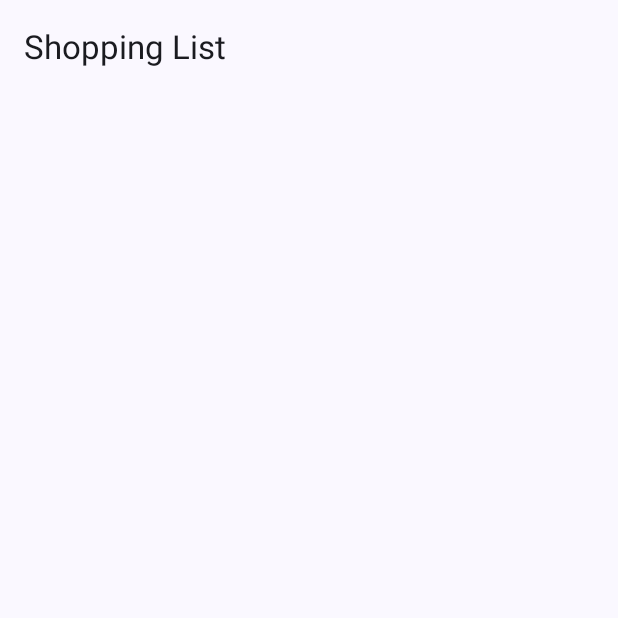
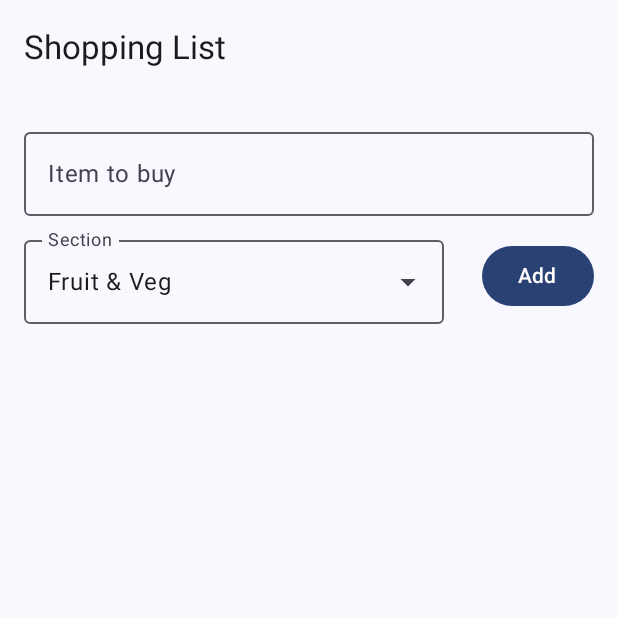
Before and after one commit to gen-la/tobuylistapp, an Android app built with Jetpack Compose: the screen it shows after launch (MainActivity), on a phone screen of 412 x 824 dp, the top half of it. Run offline under Robolectric (Android 15) with nearby library versions, the phone set to English and light mode, and no system bars.

Commit message:
added addItem function with sections in a dropdown

```diff
--- a/app/src/main/java/com/example/tobuylist/ShoppingListScreen.kt
+++ b/app/src/main/java/com/example/tobuylist/ShoppingListScreen.kt
@@ -9,6 +9,19 @@ import androidx.compose.material3.TopAppBar
 import androidx.compose.runtime.Composable
 import androidx.compose.ui.Modifier
 import androidx.lifecycle.viewmodel.compose.viewModel
+import androidx.compose.foundation.layout.Arrangement
+import androidx.compose.foundation.layout.Row
+import androidx.compose.foundation.layout.fillMaxWidth
+import androidx.compose.material3.Button
+import androidx.compose.material3.DropdownMenuItem
+import androidx.compose.material3.ExposedDropdownMenuBox
+import androidx.compose.material3.ExposedDropdownMenuDefaults
+import androidx.compose.material3.OutlinedTextField
+import androidx.compose.runtime.getValue
+import androidx.compose.runtime.mutableStateOf
+import androidx.compose.runtime.remember
+import androidx.compose.runtime.setValue
+import androidx.compose.ui.unit.dp
 
 @OptIn(ExperimentalMaterial3Api::class)
 @Composable
@@ -19,7 +32,73 @@ fun ShoppingListScreen(viewModel: ShoppingViewModel = viewModel()) {
         }
     ) { innerPadding ->
         Column(modifier = Modifier.padding(innerPadding)) {
-            // The add row, statistics and list come next
+            AddItemRow(onAdd = { name, section -> viewModel.addItem(name, section) })
         }
     }
 }
+
+val sections = listOf("Fruit & Veg", "Dairy", "Meat & Fish", "Bakery", "Frozen", "Drinks", "Other")
+
+@OptIn(ExperimentalMaterial3Api::class)
+@Composable
+fun AddItemRow(onAdd: (String, String) -> Unit) {
+    var name by remember { mutableStateOf("") }
+    var section by remember { mutableStateOf(sections[0]) }
+    var expanded by remember { mutableStateOf(false) }
+
+    Column(modifier = Modifier.padding(16.dp)) {
+        OutlinedTextField(
+            value = name,
+            onValueChange = { name = it },
+            label = { Text("Item to buy") },
+            singleLine = true,
+            modifier = Modifier.fillMaxWidth()
+        )
+
+        Row(
+            modifier = Modifier
+                .fillMaxWidth()
+                .padding(top = 8.dp),
+            horizontalArrangement = Arrangement.spacedBy(8.dp)
+        ) {
+            ExposedDropdownMenuBox(
+                expanded = expanded,
+                onExpandedChange = { expanded = !expanded },
+                modifier = Modifier.weight(1f)
+            ) {
+                OutlinedTextField(
+                    value = section,
+                    onValueChange = {},
+                    readOnly = true,
+                    label = { Text("Section") },
+                    trailingIcon = { ExposedDropdownMenuDefaults.TrailingIcon(expanded = expanded) },
+                    modifier = Modifier.menuAnchor()
+                )
+                ExposedDropdownMenu(
+                    expanded = expanded,
+                    onDismissRequest = { expanded = false }
+                ) {
+                    for (option in sections) {
+                        DropdownMenuItem(
+                            text = { Text(option) },
+                            onClick = {
+                                section = option
+                                expanded = false
+                            }
+                        )
+                    }
+                }
+            }
+
+            Button(
+                onClick = {
+                    onAdd(name, section)
+                    name = ""
+                },
+                modifier = Modifier.padding(top = 8.dp)
+            ) {
+                Text("Add")
+            }
+        }
+    }
+}
```
